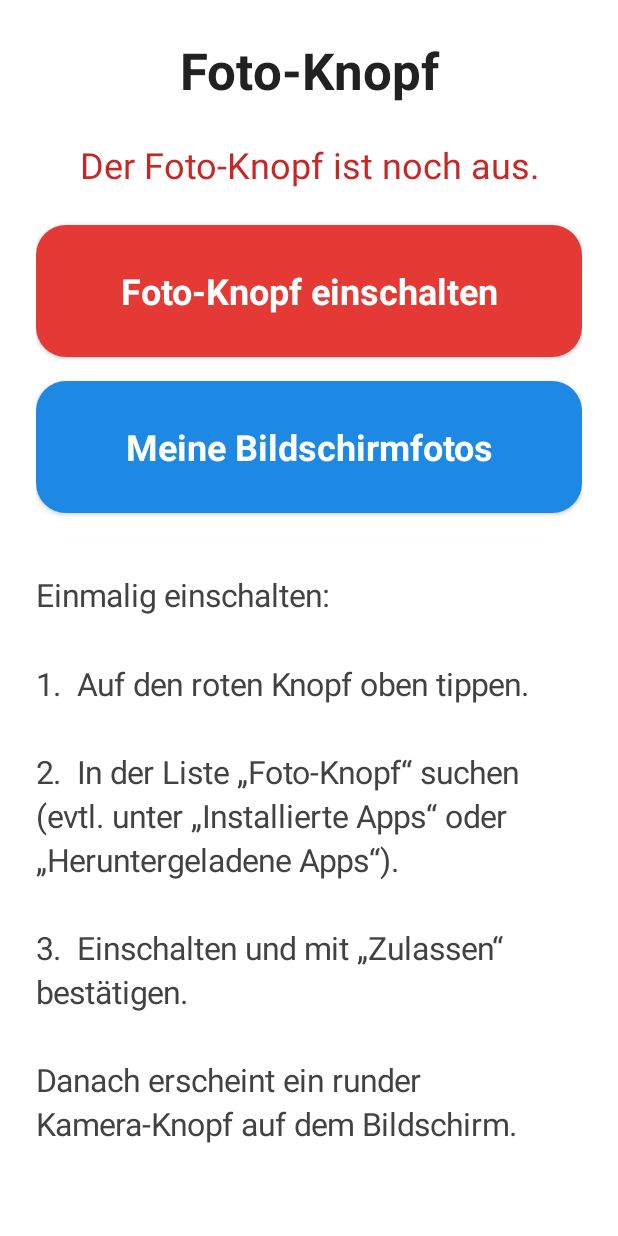
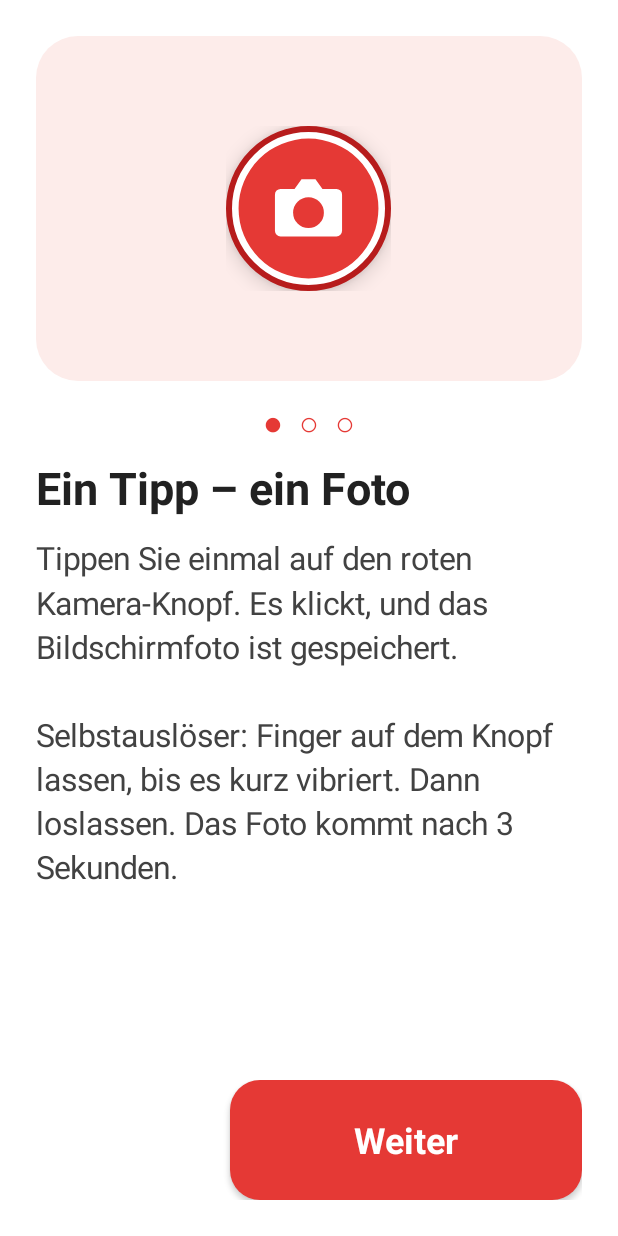
Before and after one commit to Marsu82/foto-knopf, an Android app: the screen it shows after launch (MainActivity before the commit, WillkommenActivity after it), on a phone screen of 412 x 824 dp. Run offline under Robolectric (Android 15) with nearby library versions, the phone set to English and light mode, and no system bars.

Commit message:
Foto-Knopf 1.5: An Person schicken, Selbstauslöser, Willkommens-Seite
- Nach dem Foto: Knopf „An … schicken“ öffnet direkt den WhatsApp-Chat
  mit einer in der App ausgewählten Person (Kontakt-Auswahl)
- Selbstauslöser: lange drücken bis Vibration, loslassen, 3-2-1
- Kurze Erklärung in drei Seiten beim ersten Start und auf Wunsch
- Version 1.4 bleibt als Ausweich-Download erhalten

Co-Authored-By: Claude Opus 5.5 <noreply@anthropic.com>
Claude-Session: https://claude.ai/code/session_01QgbLirjXgbUkJ7fjebwdvV

```diff
--- a/app/build.gradle
+++ b/app/build.gradle
@@ -6,8 +6,8 @@ android {
         applicationId 'de.fotoknopf'
         minSdk 28
         targetSdk 35
-        versionCode 5
-        versionName '1.4'
+        versionCode 6
+        versionName '1.5'
     }
     buildTypes {
         release { minifyEnabled false; signingConfig signingConfigs.debug }
--- a/app/src/main/AndroidManifest.xml
+++ b/app/src/main/AndroidManifest.xml
@@ -5,6 +5,11 @@
     <uses-permission android:name="android.permission.READ_MEDIA_VISUAL_USER_SELECTED" />
     <uses-permission android:name="android.permission.READ_EXTERNAL_STORAGE" android:maxSdkVersion="32" />
     <uses-permission android:name="android.permission.WRITE_EXTERNAL_STORAGE" android:maxSdkVersion="28" />
+    <queries>
+        <package android:name="com.whatsapp" />
+        <package android:name="com.whatsapp.w4b" />
+    </queries>
+
     <application
         android:label="@string/app_name"
         android:icon="@drawable/ic_launcher"
@@ -16,6 +21,7 @@
             </intent-filter>
         </activity>
         <activity android:name=".FotosActivity" android:exported="false" />
+        <activity android:name=".WillkommenActivity" android:exported="false" />
         <service
             android:name=".FotoService"
             android:exported="true"
--- a/app/src/main/java/de/fotoknopf/MainActivity.java
+++ b/app/src/main/java/de/fotoknopf/MainActivity.java
@@ -4,9 +4,11 @@ import android.app.Activity;
 import android.content.ComponentName;
 import android.content.Intent;
 import android.content.SharedPreferences;
+import android.database.Cursor;
 import android.graphics.Typeface;
 import android.graphics.drawable.GradientDrawable;
 import android.os.Bundle;
+import android.provider.ContactsContract;
 import android.provider.Settings;
 import android.view.Gravity;
 import android.view.View;
@@ -24,6 +26,9 @@ public class MainActivity extends Activity {
     private LinearLayout einstellungen;
     private final Button[] groesse = new Button[3];
     private Button durchsichtig;
+    private TextView personText;
+    private Button person, personWeg;
+    private static final int REQ_KONTAKT = 3;
     private Button einschalten;
     private float d;
 
@@ -95,12 +100,47 @@ public class MainActivity extends Activity {
             auswahlAnzeigen();
         });
         einstellungen.addView(durchsichtig);
+        TextView pTitel = text("Schnell an eine Person schicken", 22, 0xFF212121);
+        pTitel.setTypeface(Typeface.DEFAULT_BOLD);
+        pTitel.setPadding(0, pad, 0, (int) (6 * d));
+        einstellungen.addView(pTitel);
+        personText = text("", 19, 0xFF555555);
+        personText.setPadding(0, 0, 0, (int) (10 * d));
+        einstellungen.addView(personText);
+        person = auswahl("");
+        person.setLayoutParams(new LinearLayout.LayoutParams(
+                ViewGroup.LayoutParams.MATCH_PARENT, (int) (72 * d)));
+        person.setOnClickListener(v -> personWaehlen());
+        einstellungen.addView(person);
+        personWeg = auswahl("Person entfernen");
+        LinearLayout.LayoutParams wlp = new LinearLayout.LayoutParams(
+                ViewGroup.LayoutParams.MATCH_PARENT, (int) (64 * d));
+        wlp.topMargin = (int) (10 * d);
+        personWeg.setLayoutParams(wlp);
+        personWeg.setOnClickListener(v -> {
+            prefs().edit().remove(FotoService.PERSON_NAME).remove(FotoService.PERSON_NUMMER).apply();
+            personAnzeigen();
+        });
+        einstellungen.addView(personWeg);
         box.addView(einstellungen);
 
         anleitung = text("", 21, 0xFF424242);
         anleitung.setPadding(0, pad, 0, 0);
         anleitung.setLineSpacing(0, 1.2f);
         box.addView(anleitung);
+
+        Button erklaerung = auswahl("Kurze Erklärung ansehen");
+        LinearLayout.LayoutParams elp = new LinearLayout.LayoutParams(
+                ViewGroup.LayoutParams.MATCH_PARENT, (int) (72 * d));
+        elp.topMargin = pad;
+        erklaerung.setLayoutParams(elp);
+        auswahlFaerben(erklaerung, false);
+        erklaerung.setOnClickListener(v -> startActivity(new Intent(this, WillkommenActivity.class)));
+        box.addView(erklaerung);
+
+        if (!prefs().getBoolean(WillkommenActivity.GESEHEN, false)) {
+            startActivity(new Intent(this, WillkommenActivity.class));
+        }
 
         ScrollView sv = new ScrollView(this);
         sv.setBackgroundColor(0xFFFFFFFF);
@@ -114,6 +154,7 @@ public class MainActivity extends Activity {
         // Falls der Knopf gerade versteckt ist: beim Öffnen der App sofort zurückholen.
         FotoService.knopfZurueckholen();
         auswahlAnzeigen();
+        personAnzeigen();
         einstellungen.setVisibility(istEingeschaltet() ? View.VISIBLE : View.GONE);
         if (istEingeschaltet()) {
             status.setText("✅  Der Foto-Knopf ist an.");
@@ -123,8 +164,10 @@ public class MainActivity extends Activity {
                     "So geht's:\n\n" +
                     "1.  Öffnen Sie WhatsApp, Instagram oder eine andere App.\n\n" +
                     "2.  Tippen Sie einmal auf den runden Knopf mit der Kamera. Es klickt.\n\n" +
-                    "3.  Oben erscheint kurz der grüne Knopf „Verschicken“. Antippen, " +
-                    "dann WhatsApp und den Empfänger auswählen.\n\n" +
+                    "3.  Oben erscheint kurz der grüne Knopf. Antippen, dann öffnet sich " +
+                    "WhatsApp mit dem Foto. Nur noch auf Senden tippen.\n\n" +
+                    "Selbstauslöser: Finger auf dem Knopf lassen, bis es vibriert, dann loslassen. " +
+                    "Das Foto kommt nach 3 Sekunden.\n\n" +
                     "Alle Fotos finden Sie über den blauen Knopf „Meine Bildschirmfotos“.\n\n" +
                     "Knopf verschieben: Finger darauf halten und schieben.\n\n" +
                     "Knopf verstecken: ganz nach unten ziehen und loslassen. " +
@@ -153,6 +196,75 @@ public class MainActivity extends Activity {
             if (me.equals(c)) return true;
         }
         return false;
+    }
+
+    // ---------- Person für "An ... schicken" ----------
+
+    private void personWaehlen() {
+        Intent i = new Intent(Intent.ACTION_PICK, ContactsContract.CommonDataKinds.Phone.CONTENT_URI);
+        try {
+            startActivityForResult(i, REQ_KONTAKT);
+        } catch (Exception e) {
+            Toast.makeText(this, "Die Kontakte lassen sich nicht öffnen.", Toast.LENGTH_LONG).show();
+        }
+    }
+
+    @Override
+    protected void onActivityResult(int code, int result, Intent data) {
+        super.onActivityResult(code, result, data);
+        if (code != REQ_KONTAKT || result != RESULT_OK || data == null || data.getData() == null) return;
+        String[] proj = {ContactsContract.CommonDataKinds.Phone.DISPLAY_NAME,
+                ContactsContract.CommonDataKinds.Phone.NUMBER};
+        try (Cursor cur = getContentResolver().query(data.getData(), proj, null, null, null)) {
+            if (cur != null && cur.moveToFirst()) {
+                String name = cur.getString(0);
+                String nummer = nummerFuerWhatsApp(cur.getString(1));
+                if (nummer.length() < 8) {
+                    Toast.makeText(this, "Diese Nummer passt nicht. Bitte eine Handynummer wählen.",
+                            Toast.LENGTH_LONG).show();
+                    return;
+                }
+                if (name == null || name.trim().isEmpty()) name = "+" + nummer;
+                // Nur den Vornamen anzeigen, damit der Knopf kurz bleibt.
+                String kurz = name.trim().split("\\s+")[0];
+                prefs().edit().putString(FotoService.PERSON_NAME, kurz)
+                        .putString(FotoService.PERSON_NUMMER, nummer).apply();
+                personAnzeigen();
+                Toast.makeText(this, "Fertig! Nach jedem Foto gibt es jetzt den Knopf „An " + kurz + " schicken“.",
+                        Toast.LENGTH_LONG).show();
+            }
+        } catch (Exception e) {
+            Toast.makeText(this, "Das hat leider nicht geklappt.", Toast.LENGTH_LONG).show();
+        }
+    }
+
+    /** "0151 123 456" -> "49151123456" (deutsche Nummern ohne Vorwahl bekommen +49). */
+    static String nummerFuerWhatsApp(String roh) {
+        if (roh == null) return "";
+        String s = roh.trim();
+        boolean plus = s.startsWith("+");
+        String ziffern = s.replaceAll("[^0-9]", "");
+        if (plus) return ziffern;
+        if (ziffern.startsWith("00")) return ziffern.substring(2);
+        if (ziffern.startsWith("0")) return "49" + ziffern.substring(1);
+        return ziffern;
+    }
+
+    private void personAnzeigen() {
+        String name = prefs().getString(FotoService.PERSON_NAME, "");
+        String nummer = prefs().getString(FotoService.PERSON_NUMMER, "");
+        if (nummer.isEmpty()) {
+            personText.setText("Wählen Sie eine Person aus Ihren Kontakten. Dann geht ein Foto mit einem Tipp per WhatsApp an sie.");
+            person.setText("Person auswählen");
+            auswahlFaerben(person, true);
+            personWeg.setVisibility(View.GONE);
+        } else {
+            personText.setText("Fotos gehen mit einem Tipp an: " + name + " (+" + nummer + ")");
+            person.setText("Andere Person wählen");
+            auswahlFaerben(person, false);
+            personWeg.setVisibility(View.VISIBLE);
+            auswahlFaerben(personWeg, false);
+        }
     }
 
     private SharedPreferences prefs() {
--- /dev/null
+++ b/app/src/main/java/de/fotoknopf/WillkommenActivity.java
@@ -0,0 +1,184 @@
+package de.fotoknopf;
+
+import android.app.Activity;
+import android.graphics.Typeface;
+import android.graphics.drawable.GradientDrawable;
+import android.os.Bundle;
+import android.view.Gravity;
+import android.view.View;
+import android.view.ViewGroup;
+import android.widget.Button;
+import android.widget.FrameLayout;
+import android.widget.ImageView;
+import android.widget.LinearLayout;
+import android.widget.TextView;
+
+/** Kurze Erklärung in drei Bildern, beim ersten Start und auf Wunsch. */
+public class WillkommenActivity extends Activity {
+
+    static final String GESEHEN = "willkommen_gesehen";
+
+    private static final String[] TITEL = {
+            "Ein Tipp – ein Foto",
+            "Sofort verschicken",
+            "Verschieben und verstecken",
+    };
+    private static final String[] TEXT = {
+            "Tippen Sie einmal auf den roten Kamera-Knopf. Es klickt, und das Bildschirmfoto ist gespeichert.\n\n"
+                    + "Selbstauslöser: Finger auf dem Knopf lassen, bis es kurz vibriert. Dann loslassen. Das Foto kommt nach 3 Sekunden.",
+            "Nach dem Foto erscheint oben für ein paar Sekunden ein grüner Knopf.\n\n"
+                    + "Antippen, dann öffnet sich WhatsApp mit dem Foto. Nur noch auf Senden tippen.",
+            "Finger auf den Knopf legen und schieben: So kommt er an eine andere Stelle.\n\n"
+                    + "Ganz nach unten ziehen und loslassen: Der Knopf ist eine Minute versteckt und kommt dann von selbst zurück.",
+    };
+
+    private int seite;
+    private FrameLayout bildBox;
+    private TextView titel, text, punkte;
+    private Button weiter, zurueck;
+    private float d;
+
+    @Override
+    protected void onCreate(Bundle b) {
+        super.onCreate(b);
+        d = getResources().getDisplayMetrics().density;
+        int pad = (int) (24 * d);
+
+        LinearLayout box = new LinearLayout(this);
+        box.setOrientation(LinearLayout.VERTICAL);
+        box.setBackgroundColor(0xFFFFFFFF);
+        box.setPadding(pad, pad, pad, pad);
+
+        bildBox = new FrameLayout(this);
+        bildBox.setBackground(rund(0xFFFDECEA, 28));
+        box.addView(bildBox, new LinearLayout.LayoutParams(
+                ViewGroup.LayoutParams.MATCH_PARENT, (int) (230 * d)));
+
+        punkte = new TextView(this);
+        punkte.setTextSize(22);
+        punkte.setGravity(Gravity.CENTER);
+        punkte.setTextColor(0xFFE53935);
+        punkte.setPadding(0, (int) (12 * d), 0, 0);
+        box.addView(punkte);
+
+        titel = new TextView(this);
+        titel.setTextSize(30);
+        titel.setTypeface(Typeface.DEFAULT_BOLD);
+        titel.setTextColor(0xFF212121);
+        titel.setPadding(0, (int) (8 * d), 0, (int) (12 * d));
+        box.addView(titel);
+
+        text = new TextView(this);
+        text.setTextSize(21);
+        text.setTextColor(0xFF424242);
+        text.setLineSpacing(0, 1.2f);
+        box.addView(text, new LinearLayout.LayoutParams(
+                ViewGroup.LayoutParams.MATCH_PARENT, 0, 1f));
+
+        LinearLayout reihe = new LinearLayout(this);
+        reihe.setOrientation(LinearLayout.HORIZONTAL);
+        zurueck = knopf("Zurück", 0xFF9E9E9E);
+        zurueck.setOnClickListener(v -> { seite--; zeigen(); });
+        LinearLayout.LayoutParams zlp = new LinearLayout.LayoutParams(0, (int) (80 * d), 1f);
+        zlp.rightMargin = (int) (12 * d);
+        reihe.addView(zurueck, zlp);
+        weiter = knopf("Weiter", 0xFFE53935);
+        weiter.setOnClickListener(v -> {
+            if (seite < TITEL.length - 1) { seite++; zeigen(); }
+            else fertig();
+        });
+        reihe.addView(weiter, new LinearLayout.LayoutParams(0, (int) (80 * d), 2f));
+        box.addView(reihe);
+
+        setContentView(box);
+        zeigen();
+    }
+
+    private void zeigen() {
+        titel.setText(TITEL[seite]);
+        text.setText(TEXT[seite]);
+        StringBuilder p = new StringBuilder();
+        for (int i = 0; i < TITEL.length; i++) p.append(i == seite ? "●  " : "○  ");
+        punkte.setText(p.toString().trim());
+        zurueck.setVisibility(seite == 0 ? View.INVISIBLE : View.VISIBLE);
+        weiter.setText(seite == TITEL.length - 1 ? "Los geht's!" : "Weiter");
+        bildBox.removeAllViews();
+        bildBox.addView(bild(seite), new FrameLayout.LayoutParams(
+                ViewGroup.LayoutParams.WRAP_CONTENT, ViewGroup.LayoutParams.WRAP_CONTENT, Gravity.CENTER));
+    }
+
+    /** Einfache Bilder aus den echten Bausteinen der App. */
+    private View bild(int s) {
+        if (s == 1) {
+            TextView pille = new TextView(this);
+            pille.setText("➤  An … schicken");
+            pille.setTextSize(24);
+            pille.setTypeface(Typeface.DEFAULT_BOLD);
+            pille.setTextColor(0xFFFFFFFF);
+            int ph = (int) (26 * d), pv = (int) (15 * d);
+            pille.setPadding(ph, pv, ph, pv);
+            GradientDrawable bg = rund(0xFF2E7D32, 40);
+            bg.setStroke((int) (3 * d), 0xFFFFFFFF);
+            pille.setBackground(bg);
+            pille.setElevation(8 * d);
+            return pille;
+        }
+        LinearLayout l = new LinearLayout(this);
+        l.setOrientation(LinearLayout.VERTICAL);
+        l.setGravity(Gravity.CENTER_HORIZONTAL);
+        l.addView(kameraKnopf((int) (110 * d)));
+        if (s == 2) {
+            TextView pfeil = new TextView(this);
+            pfeil.setText("↓");
+            pfeil.setTextSize(44);
+            pfeil.setTypeface(Typeface.DEFAULT_BOLD);
+            pfeil.setTextColor(0xFF616161);
+            pfeil.setGravity(Gravity.CENTER);
+            l.addView(pfeil);
+        }
+        return l;
+    }
+
+    private View kameraKnopf(int size) {
+        ImageView iv = new ImageView(this);
+        iv.setImageResource(R.drawable.ic_camera);
+        GradientDrawable bg = new GradientDrawable();
+        bg.setShape(GradientDrawable.OVAL);
+        bg.setColor(0xFFFFFFFF);
+        bg.setStroke((int) (4 * d), 0xFFB71C1C);
+        iv.setBackground(bg);
+        int p = (int) (5 * d);
+        iv.setPadding(p, p, p, p);
+        iv.setElevation(8 * d);
+        iv.setLayoutParams(new LinearLayout.LayoutParams(size, size));
+        return iv;
+    }
+
+    private void fertig() {
+        getSharedPreferences(FotoService.PREFS, MODE_PRIVATE).edit().putBoolean(GESEHEN, true).apply();
+        finish();
+    }
+
+    @Override
+    public void onBackPressed() {
+        fertig();
+    }
+
+    private GradientDrawable rund(int farbe, int radiusDp) {
+        GradientDrawable g = new GradientDrawable();
+        g.setColor(farbe);
+        g.setCornerRadius(radiusDp * d);
+        return g;
+    }
+
+    private Button knopf(String s, int color) {
+        Button btn = new Button(this);
+        btn.setText(s);
+        btn.setAllCaps(false);
+        btn.setTextSize(24);
+        btn.setTextColor(0xFFFFFFFF);
+        btn.setTypeface(Typeface.DEFAULT_BOLD);
+        btn.setBackground(rund(color, 20));
+        return btn;
+    }
+}
```
Also changed, not shown: app/src/main/java/de/fotoknopf/FotoService.java (+183 -30 lines), 4 other files.
